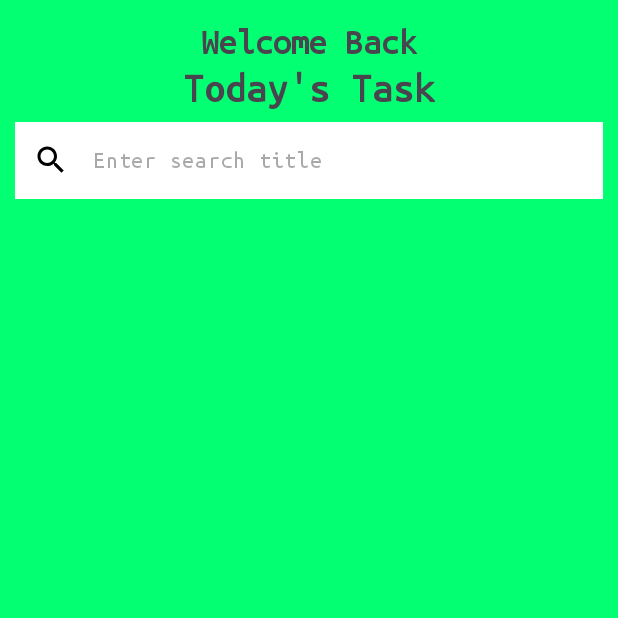
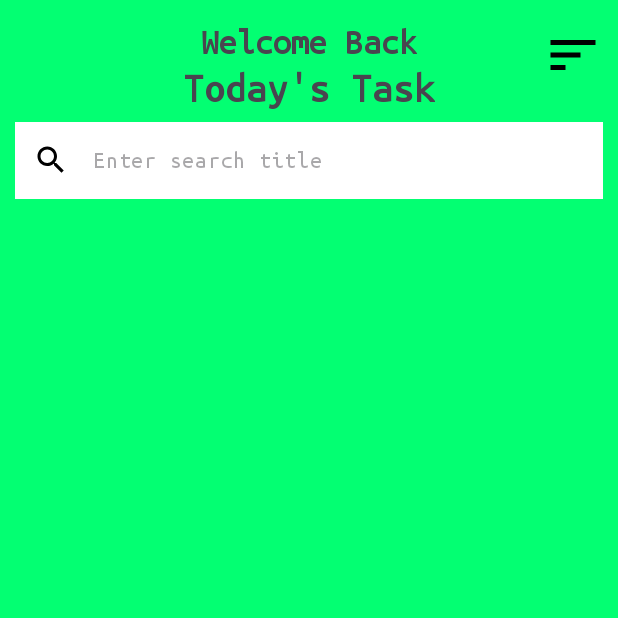
Before and after one commit to Coding-Meet/Todo-App, an Android app: the screen it shows after launch (MainActivity), on a phone screen of 412 x 824 dp, the top half of it. Run offline under Robolectric (Android 15) with nearby library versions, the phone set to English and light mode, and no system bars; our stand-ins replace Room's generated code.

Commit message:
sort by task

```diff
--- a/app/src/main/java/com/coding/meet/todo_app/MainActivity.kt
+++ b/app/src/main/java/com/coding/meet/todo_app/MainActivity.kt
@@ -28,6 +28,7 @@ import com.coding.meet.todo_app.utils.longToastShow
 import com.coding.meet.todo_app.utils.setupDialog
 import com.coding.meet.todo_app.utils.validateEditText
 import com.coding.meet.todo_app.viewmodels.TaskViewModel
+import com.google.android.material.dialog.MaterialAlertDialogBuilder
 import com.google.android.material.snackbar.Snackbar
 import com.google.android.material.textfield.TextInputEditText
 import com.google.android.material.textfield.TextInputLayout
@@ -201,9 +202,14 @@ class MainActivity : AppCompatActivity() {
                 super.onItemRangeInserted(positionStart, itemCount)
                 mainBinding.taskRV.smoothScrollToPosition(positionStart)
             }
+
+            override fun onItemRangeMoved(fromPosition: Int, toPosition: Int, itemCount: Int) {
+                super.onItemRangeMoved(fromPosition, toPosition, itemCount)
+                mainBinding.taskRV.smoothScrollToPosition(0)
+            }
         })
         callGetTaskList(taskRVVBListAdapter)
-        taskViewModel.getTaskList()
+        callSortByLiveData()
         statusCallback()
 
         callSearch()
@@ -231,7 +237,7 @@ class MainActivity : AppCompatActivity() {
                 if (query.toString().isNotEmpty()){
                     taskViewModel.searchTaskList(query.toString())
                 }else{
-                    taskViewModel.getTaskList()
+                    callSortByLiveData()
                 }
             }
         })
@@ -242,6 +248,44 @@ class MainActivity : AppCompatActivity() {
                 return@setOnEditorActionListener true
             }
             false
+        }
+
+        callSortByDialog()
+    }
+    private fun callSortByLiveData(){
+        taskViewModel.sortByLiveData.observe(this){
+            taskViewModel.getTaskList(it.second,it.first)
+        }
+    }
+
+    private fun callSortByDialog() {
+        var checkedItem = 0   // 2 is default item set
+        val items = arrayOf("Title Ascending", "Title Descending","Date Ascending","Date Descending")
+
+        mainBinding.sortImg.setOnClickListener {
+            MaterialAlertDialogBuilder(this)
+                .setTitle("Sort By")
+                .setPositiveButton("Ok") { _, _ ->
+                    when (checkedItem) {
+                        0 -> {
+                            taskViewModel.setSortBy(Pair("title",true))
+                        }
+                        1 -> {
+                            taskViewModel.setSortBy(Pair("title",false))
+                        }
+                        2 -> {
+                            taskViewModel.setSortBy(Pair("date",true))
+                        }
+                        else -> {
+                            taskViewModel.setSortBy(Pair("date",false))
+                        }
+                    }
+                }
+                .setSingleChoiceItems(items, checkedItem) { _, selectedItemIndex ->
+                    checkedItem = selectedItemIndex
+                }
+                .setCancelable(false)
+                .show()
         }
     }
 
--- a/app/src/main/java/com/coding/meet/todo_app/dao/TaskDao.kt
+++ b/app/src/main/java/com/coding/meet/todo_app/dao/TaskDao.kt
@@ -8,8 +8,15 @@ import kotlinx.coroutines.flow.Flow
 interface TaskDao {
 
 
-    @Query("SELECT * FROM Task ORDER BY date DESC")
-    fun getTaskList() : Flow<List<Task>>
+    @Query("""SELECT * FROM Task ORDER BY
+        CASE WHEN :isAsc = 1 THEN taskTitle END ASC,
+        CASE WHEN :isAsc = 0 THEN taskTitle END DESC""")
+    fun getTaskListSortByTaskTitle(isAsc: Boolean) : Flow<List<Task>>
+
+    @Query("""SELECT * FROM Task ORDER BY
+        CASE WHEN :isAsc = 1 THEN date END ASC,
+        CASE WHEN :isAsc = 0 THEN date END DESC""")
+    fun getTaskListSortByTaskDate(isAsc: Boolean) : Flow<List<Task>>
 
     @Insert(onConflict = OnConflictStrategy.REPLACE)
     suspend fun insertTask(task: Task): Long
--- a/app/src/main/java/com/coding/meet/todo_app/repository/TaskRepository.kt
+++ b/app/src/main/java/com/coding/meet/todo_app/repository/TaskRepository.kt
@@ -33,12 +33,27 @@ class TaskRepository(application: Application) {
         get() = _statusLiveData
 
 
-    fun getTaskList() {
+    private val _sortByLiveData = MutableLiveData<Pair<String,Boolean>>().apply {
+        postValue(Pair("title",true))
+    }
+    val sortByLiveData: LiveData<Pair<String,Boolean>>
+        get() = _sortByLiveData
+
+
+    fun setSortBy(sort:Pair<String,Boolean>){
+        _sortByLiveData.postValue(sort)
+    }
+
+    fun getTaskList(isAsc : Boolean, sortByName:String) {
         CoroutineScope(Dispatchers.IO).launch {
             try {
                 _taskStateFlow.emit(Loading())
                 delay(500)
-                val result = taskDao.getTaskList()
+                val result = if (sortByName == "title"){
+                    taskDao.getTaskListSortByTaskTitle(isAsc)
+                }else{
+                    taskDao.getTaskListSortByTaskDate(isAsc)
+                }
                 _taskStateFlow.emit(Success("loading", result))
             } catch (e: Exception) {
                 _taskStateFlow.emit(Error(e.message.toString()))
--- a/app/src/main/java/com/coding/meet/todo_app/viewmodels/TaskViewModel.kt
+++ b/app/src/main/java/com/coding/meet/todo_app/viewmodels/TaskViewModel.kt
@@ -13,9 +13,14 @@ class TaskViewModel(application: Application) : AndroidViewModel(application) {
     private val taskRepository = TaskRepository(application)
     val taskStateFlow get() =  taskRepository.taskStateFlow
     val statusLiveData get() =  taskRepository.statusLiveData
+    val sortByLiveData get() =  taskRepository.sortByLiveData
 
-    fun getTaskList() {
-        taskRepository.getTaskList()
+    fun setSortBy(sort:Pair<String,Boolean>){
+        taskRepository.setSortBy(sort)
+    }
+
+    fun getTaskList(isAsc : Boolean, sortByName:String) {
+        taskRepository.getTaskList(isAsc, sortByName)
     }
 
     fun insertTask(task: Task){
--- /dev/null
+++ b/app/src/main/res/drawable/ic_sort.xml
@@ -0,0 +1,5 @@
+<vector android:autoMirrored="true" android:height="24dp"
+    android:tint="#000000" android:viewportHeight="24"
+    android:viewportWidth="24" android:width="24dp" xmlns:android="http://schemas.android.com/apk/res/android">
+    <path android:fillColor="@android:color/white" android:pathData="M3,18h6v-2L3,16v2zM3,6v2h18L21,6L3,6zM3,13h12v-2L3,11v2z"/>
+</vector>
--- a/app/src/main/res/layout/activity_main.xml
+++ b/app/src/main/res/layout/activity_main.xml
@@ -20,35 +20,51 @@
             app:layout_scrollFlags="scroll">
 
 
-            <LinearLayout
+            <RelativeLayout
                 android:layout_width="match_parent"
                 android:layout_height="match_parent"
                 android:orientation="vertical">
 
                 <TextView
+                    android:id="@+id/welcomeTxt"
                     android:layout_width="wrap_content"
                     android:layout_height="wrap_content"
-                    android:layout_gravity="center"
+                    android:layout_centerHorizontal="true"
                     android:layout_marginTop="16dp"
                     android:text="Welcome Back"
                     android:textSize="24sp"
                     android:textStyle="bold" />
 
                 <TextView
+                    android:id="@+id/todayTxt"
                     android:layout_width="wrap_content"
                     android:layout_height="wrap_content"
-                    android:layout_gravity="center"
+                    android:layout_below="@id/welcomeTxt"
+                    android:layout_centerHorizontal="true"
                     android:layout_marginTop="4dp"
                     android:text="Today's Task"
                     android:textSize="28sp"
                     android:textStyle="bold" />
 
 
+                <ImageView
+                    android:id="@+id/sortImg"
+                    android:layout_width="40dp"
+                    android:layout_height="40dp"
+                    android:layout_above="@id/edSearchL"
+                    android:layout_alignParentTop="true"
+                    android:layout_alignParentEnd="true"
+                    android:layout_centerVertical="true"
+                    android:layout_marginEnd="10dp"
+                    android:src="@drawable/ic_sort" />
+
                 <com.google.android.material.textfield.TextInputLayout
                     android:id="@+id/edSearchL"
                     style="@style/SearchInputLayout"
                     android:layout_width="match_parent"
                     android:layout_height="wrap_content"
+                    android:layout_below="@id/todayTxt"
+                    android:layout_centerHorizontal="true"
                     android:layout_marginHorizontal="10dp"
                     android:layout_marginTop="8dp"
                     app:errorEnabled="false"
@@ -67,7 +83,7 @@
                 </com.google.android.material.textfield.TextInputLayout>
 
 
-            </LinearLayout>
+            </RelativeLayout>
         </com.google.android.material.appbar.MaterialToolbar>
     </com.google.android.material.appbar.AppBarLayout>
 
```
